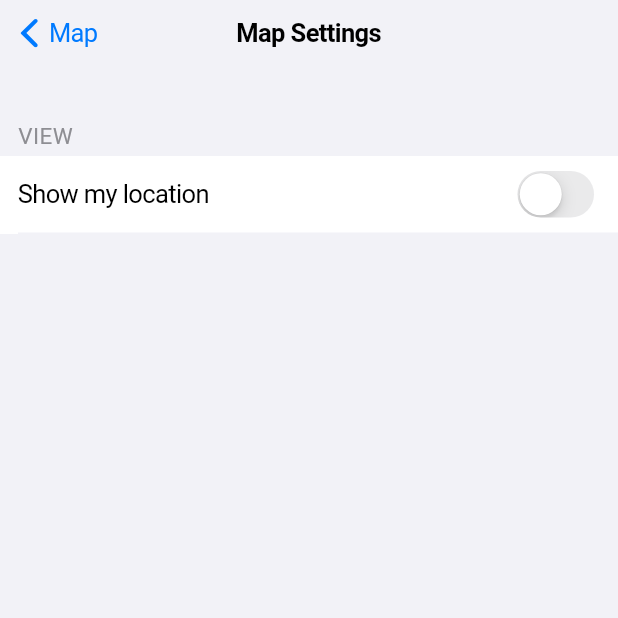
After one commit to persello/azsphere-obd-app, a Flutter app: the MapViewSettings screen opened directly, on a phone screen of 412 x 824 dp, the top half of it. The commit adds this screen. Run offline on Flutter 3.47's test engine with Material 2 defaults, Android fonts, the phone set to English and light mode, and no system bars; our stand-ins replace google_maps_flutter, permission_handler; statements that could not run were skipped.

Commit message:
Modular components in Map View Settings page.

```diff
--- /dev/null
+++ b/lib/iosstyles.dart
@@ -0,0 +1,100 @@
+import 'package:flutter/cupertino.dart';
+
+class CustomCupertinoColors {
+  static const Color systemGray6 = Color.fromARGB(255, 242, 242, 247);
+  static const Color systemGray5 = Color.fromARGB(255, 229, 229, 234);
+  static const Color systemGray4 = Color.fromARGB(255, 209, 209, 214);
+  static const Color systemGray3 = Color.fromARGB(255, 199, 199, 204);
+  static const Color systemGray2 = Color.fromARGB(255, 174, 174, 178);
+  static const Color systemGray = Color.fromARGB(255, 142, 142, 147);
+
+  static const Color white = Color.fromARGB(255, 255, 255, 255);
+  static const Color black = Color.fromARGB(255, 0, 0, 0);
+  static const Color transparent = Color.fromARGB(0, 0, 0, 0);
+}
+
+class CustomCupertinoTextStyles {
+  static const TextStyle listGroupTitle = TextStyle(
+    color: CustomCupertinoColors.systemGray,
+    letterSpacing: 0.3,
+    fontSize: 15,
+  );
+}
+
+class ListGroupSpacer extends StatelessWidget {
+  final String title;
+  const ListGroupSpacer(this.title);
+
+  @override
+  Widget build(BuildContext context) {
+    return Container(
+      child: Padding(
+        padding: EdgeInsets.symmetric(horizontal: 12, vertical: 4),
+        child: Text(
+          title.toUpperCase(),
+          style: CustomCupertinoTextStyles.listGroupTitle,
+        ),
+      ),
+      height: 60,
+      alignment: Alignment.bottomLeft,
+    );
+  }
+}
+
+class ListSwitch extends StatefulWidget {
+
+  ListSwitch(this.title);
+  final String title;
+
+  @override
+  _ListSwitchState createState() => _ListSwitchState();
+}
+
+class _ListSwitchState extends State<ListSwitch> {
+  bool _switchState = false;
+
+  @override
+  Widget build(BuildContext context) {
+    return GestureDetector(
+      onTap: () {
+        setState(() {
+          _switchState = !_switchState;
+        });
+      },
+      child: Container(
+        color: CustomCupertinoColors.white,
+        child: Column(
+          children: <Widget>[
+            Padding(
+              padding: EdgeInsets.symmetric(
+                vertical: 6,
+                horizontal: 12,
+              ),
+              child: Row(
+                mainAxisAlignment: MainAxisAlignment.spaceBetween,
+                children: <Widget>[
+                  Text(widget.title),
+                  CupertinoSwitch(
+                    value: _switchState,
+                    onChanged: (bool value) {
+                      setState(() {
+                        _switchState = value;
+                      });
+                    },
+                  ),
+                ],
+              ),
+            ),
+            Padding(
+              padding: EdgeInsets.fromLTRB(12, 0, 0, 0),
+              child: Container(
+                height: 1,
+                color: Color.fromARGB(255, 242, 242, 247),
+              ),
+            )
+          ],
+        ),
+      ),
+    );
+  }
+}
--- /dev/null
+++ b/lib/tabs/map/viewsettings.dart
@@ -0,0 +1,38 @@
+import 'package:flutter/cupertino.dart';
+import 'dart:async';
+
+import 'package:google_maps_flutter/google_maps_flutter.dart';
+import 'package:permission_handler/permission_handler.dart';
+
+import 'package:azsphere_obd_app/iosstyles.dart';
+
+//import 'package:azsphere_obd_app/iosstyles.dart';
+
+class MapViewSettings extends StatefulWidget {
+  MapViewSettings({Key key, this.title}) : super(key: key);
+
+  final String title;
+
+  @override
+  _MapViewSettingsState createState() => _MapViewSettingsState();
+}
+
+class _MapViewSettingsState extends State<MapViewSettings> {
+
+  @override
+  Widget build(BuildContext context) {
+    return CupertinoPageScaffold(
+      backgroundColor: CustomCupertinoColors.systemGray6,
+      navigationBar: CupertinoNavigationBar(
+        middle: Text(widget.title),
+        previousPageTitle: "Map",
+      ),
+      child: ListView(
+        children: <Widget>[
+          ListGroupSpacer("View"),
+          ListSwitch("Show my location"),
+        ],
+      ),
+    );
+  }
+}
```
Also changed, not shown: lib/main.dart (+4 -60 lines), lib/tabs/map/map.dart (added, +66 -0 lines).
